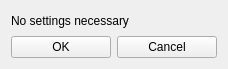
First picture: the form in proto-vjoy/ftnoir_vjoy_controls.ui, repository opentrack/opentrack, before the edit.
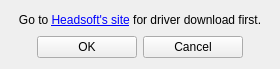
Second picture: the form after the edit. Icons and pictures are not drawn.

Commit message: proto/vjoy: add driver uri to dialog

Diff of the .ui file:
```diff
--- a/proto-vjoy/ftnoir_vjoy_controls.ui
+++ b/proto-vjoy/ftnoir_vjoy_controls.ui
@@ -9,7 +9,7 @@
    <rect>
     <x>0</x>
     <y>0</y>
-    <width>228</width>
+    <width>280</width>
     <height>69</height>
    </rect>
   </property>
@@ -30,7 +30,13 @@
    <item>
     <widget class="QLabel" name="label">
      <property name="text">
-      <string>No settings necessary</string>
+      <string>&lt;html&gt;&lt;head/&gt;&lt;body&gt;&lt;p&gt;Go to &lt;a href=&quot;http://headsoft.com.au/index.php?category=vjoy&quot;&gt;&lt;span style=&quot; text-decoration: underline; color:#0000ff;&quot;&gt;Headsoft's site&lt;/span&gt;&lt;/a&gt; for driver download first.&lt;/p&gt;&lt;/body&gt;&lt;/html&gt;</string>
+     </property>
+     <property name="alignment">
+      <set>Qt::AlignCenter</set>
+     </property>
+     <property name="openExternalLinks">
+      <bool>true</bool>
      </property>
     </widget>
    </item>
```
